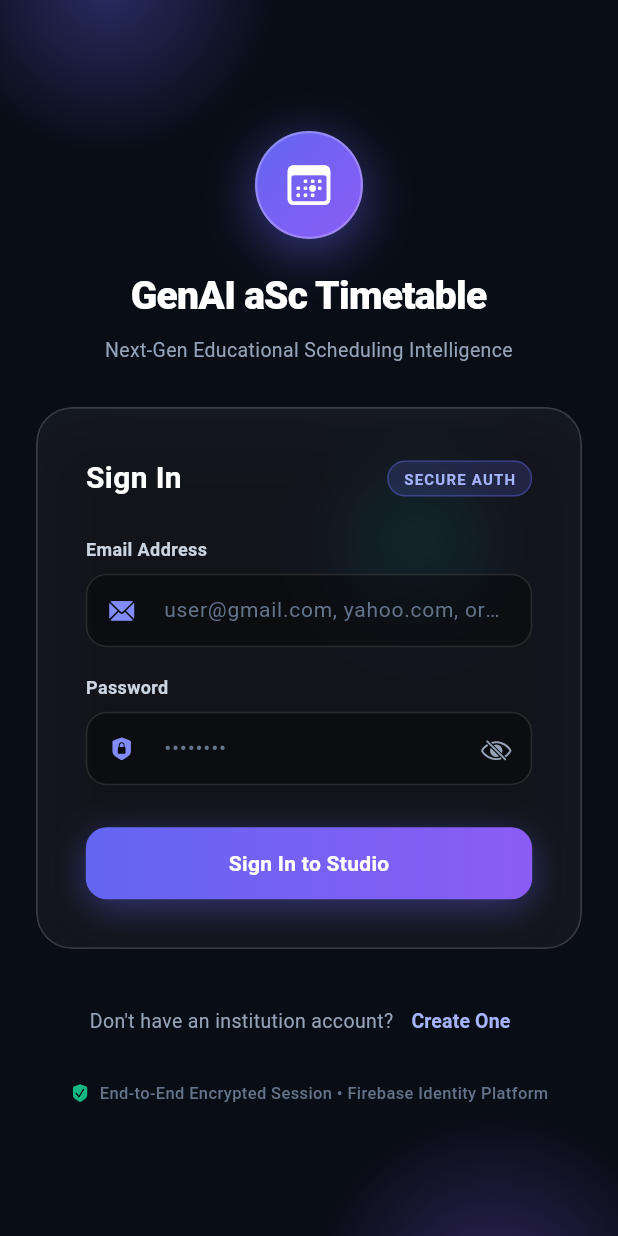
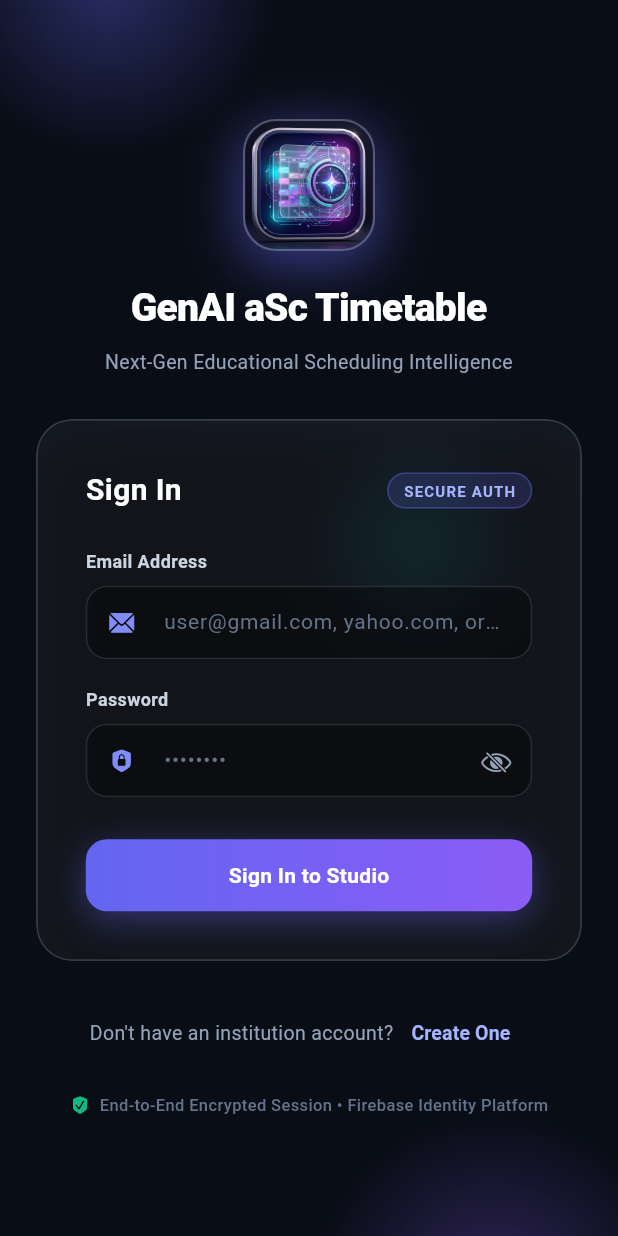
Before and after one commit to aliasghar08/GenAI-aSc-Timetable, a Flutter app: the screen it shows after launch, on a phone screen of 412 x 824 dp. Run offline on Flutter 3.47's test engine with Material 3 defaults, Android fonts, the phone set to English and light mode, and no system bars; our stand-ins replace cloud_firestore, firebase_auth, firebase_core, google_generative_ai; accounts and stored records are empty.

Commit message:
feat(branding): deploy official high-res app icon across web, mobile, and UI
- Crop and generate square master asset at assets/app_icon.png
- Generate web favicon (favicon.png) and PWA icons (192x192, 512x512, maskable)
- Deploy native macOS and iOS AppIcon asset catalog iconsets (16 to 1024px)
- Integrate official app icon into AuthScreen header and TimetableStudioScreen floating dock
- Update web/manifest.json brand theme colors and icon references

```diff
--- a/lib/screens/auth_screen.dart
+++ b/lib/screens/auth_screen.dart
@@ -260,21 +260,16 @@ class _AuthScreenState extends State<AuthScreen>
   Widget _buildBrandingHeader() {
     return Column(
       children: [
-        // App Icon with subtle glass surround
+        // Official App Icon with subtle glass surround and glow
         Container(
-          width: 72,
-          height: 72,
+          width: 88,
+          height: 88,
           decoration: BoxDecoration(
-            shape: BoxShape.circle,
-            gradient: const LinearGradient(
-              colors: [Color(0xFF6366F1), Color(0xFF8B5CF6)],
-              begin: Alignment.topLeft,
-              end: Alignment.bottomRight,
-            ),
+            borderRadius: BorderRadius.circular(22),
             boxShadow: [
               BoxShadow(
-                color: const Color(0xFF6366F1).withValues(alpha: 0.45),
-                blurRadius: 28,
+                color: const Color(0xFF6366F1).withValues(alpha: 0.5),
+                blurRadius: 30,
                 spreadRadius: 2,
                 offset: const Offset(0, 8),
               ),
@@ -284,11 +279,11 @@ class _AuthScreenState extends State<AuthScreen>
               width: 1.5,
             ),
           ),
-          child: const Center(
-            child: Icon(
-              CupertinoIcons.calendar_today,
-              color: Colors.white,
-              size: 34,
+          child: ClipRRect(
+            borderRadius: BorderRadius.circular(21),
+            child: Image.asset(
+              'assets/app_icon.png',
+              fit: BoxFit.cover,
             ),
           ),
         ),
```
Also changed, not shown: lib/screens/timetable_studio_screen.dart (+14 -6 lines), pubspec.yaml (+2 -5 lines), assets/GenAI_aSa_Icon .jpeg (added), assets/app_icon.png (added), 14 other files.
